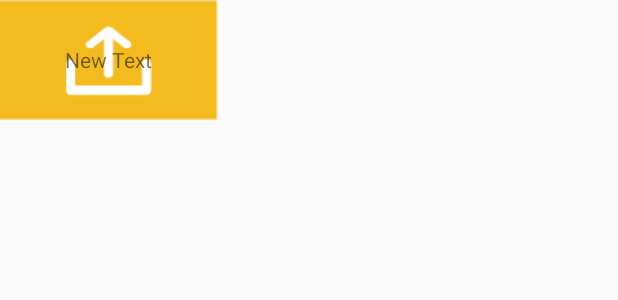
After one commit to leewk92/WhendRepository, an Android app: the layout item_gridsearch_schedule.xml on its own in the app's theme, with its tools: preview values and no code run, on a phone screen of 412 x 824 dp. The commit adds this screen. Shown: the top 300 px of the screen. Run offline under Robolectric (Android 15) with nearby library versions, the phone set to English and light mode, and no system bars.

Commit message:
전체적인 툴바 변경 서치변경 탭위젯 디자인변경

```diff
--- a/app/src/main/java/net/whend/soodal/whend/view/F1_Wall.java
+++ b/app/src/main/java/net/whend/soodal/whend/view/F1_Wall.java
@@ -37,7 +37,7 @@ public class F1_Wall extends Fragment {
     private Concise_Schedule_Adapter concise_schedule_adapter;
 
     private TextView mainactivity_title;
-    ImageView search_btn;
+    ImageView search_btn, back_btn;
     EditText search_text;
 
     public F1_Wall() {
@@ -91,6 +91,9 @@ public class F1_Wall extends Fragment {
 
         search_btn = (ImageView) getActivity().findViewById(R.id.search_btn);
         search_text = (EditText) getActivity().findViewById(R.id.search_text);
+        back_btn = (ImageView) getActivity().findViewById(R.id.back_btn);
+
+        back_btn.setVisibility(View.GONE);
 
         search_btn.setVisibility(View.INVISIBLE);
         search_text.setVisibility(View.INVISIBLE);
--- a/app/src/main/java/net/whend/soodal/whend/view/F3_Upload.java
+++ b/app/src/main/java/net/whend/soodal/whend/view/F3_Upload.java
@@ -21,7 +21,7 @@ public class F3_Upload extends Fragment {
     private FragmentTabHost mTabHost;
 
     TextView mainactivity_title;
-    ImageView search_btn;
+    ImageView search_btn, back_btn;
     EditText search_text;
 
     private View rootView;
@@ -50,9 +50,11 @@ public class F3_Upload extends Fragment {
 
         search_btn = (ImageView) getActivity().findViewById(R.id.search_btn);
         search_text = (EditText) getActivity().findViewById(R.id.search_text);
+        back_btn = (ImageView) getActivity().findViewById(R.id.back_btn);
 
         search_btn.setVisibility(View.INVISIBLE);
         search_text.setVisibility(View.INVISIBLE);
+        back_btn.setVisibility(View.GONE);
 
         Intent intent = new Intent(getActivity(),A1_UploadActivity.class);
         startActivityForResult(intent, 1);
--- a/app/src/main/java/net/whend/soodal/whend/view/F4_Notify.java
+++ b/app/src/main/java/net/whend/soodal/whend/view/F4_Notify.java
@@ -20,7 +20,7 @@ public class F4_Notify extends Fragment {
     private FragmentTabHost mTabHost;
 
     TextView mainactivity_title;
-    ImageView search_btn;
+    ImageView search_btn, back_btn;
     EditText search_text;
 
     private View rootView;
@@ -49,9 +49,11 @@ public class F4_Notify extends Fragment {
 
         search_btn = (ImageView) getActivity().findViewById(R.id.search_btn);
         search_text = (EditText) getActivity().findViewById(R.id.search_text);
+        back_btn = (ImageView) getActivity().findViewById(R.id.back_btn);
 
         search_btn.setVisibility(View.INVISIBLE);
         search_text.setVisibility(View.INVISIBLE);
+        back_btn.setVisibility(View.GONE);
 
         return rootView;
 
--- a/app/src/main/java/net/whend/soodal/whend/view/F5_Mypage.java
+++ b/app/src/main/java/net/whend/soodal/whend/view/F5_Mypage.java
@@ -20,7 +20,7 @@ public class F5_Mypage extends Fragment {
     private FragmentTabHost mTabHost;
 
     TextView mainactivity_title;
-    ImageView search_btn;
+    ImageView search_btn, back_btn;
     EditText search_text;
 
     private View rootView;
@@ -48,9 +48,11 @@ public class F5_Mypage extends Fragment {
 
         search_btn = (ImageView) getActivity().findViewById(R.id.search_btn);
         search_text = (EditText) getActivity().findViewById(R.id.search_text);
+        back_btn = (ImageView) getActivity().findViewById(R.id.back_btn);
 
         search_btn.setVisibility(View.INVISIBLE);
         search_text.setVisibility(View.INVISIBLE);
+        back_btn.setVisibility(View.GONE);
 
         return rootView;
     }
--- a/app/src/main/java/net/whend/soodal/whend/view/MainActivity.java
+++ b/app/src/main/java/net/whend/soodal/whend/view/MainActivity.java
@@ -19,6 +19,7 @@ public class MainActivity extends AppCompatActivity {
     private FragmentTabHost mTabHost;
     private EditText search_text;
     private ImageView search_btn;
+    private ImageView back_btn;
 
     @Override
     protected void onCreate(Bundle savedInstanceState) {
@@ -28,6 +29,7 @@ public class MainActivity extends AppCompatActivity {
 
         search_text = (EditText) findViewById(R.id.search_text);
         search_btn = (ImageView) findViewById(R.id.search_btn);
+        back_btn = (ImageView) findViewById(R.id.back_btn);
 
         mTabHost = (FragmentTabHost)findViewById(android.R.id.tabhost);
         mTabHost.setup(this, getSupportFragmentManager(), R.id.realtabcontent);
@@ -36,6 +38,7 @@ public class MainActivity extends AppCompatActivity {
 
         search_text.setVisibility(View.INVISIBLE);
         search_btn.setVisibility(View.INVISIBLE);
+        back_btn.setVisibility(View.GONE);
 
         setSupportActionBar(toolbar);
 
--- /dev/null
+++ b/app/src/main/res/layout/item_gridsearch_schedule.xml
@@ -0,0 +1,27 @@
+<?xml version="1.0" encoding="utf-8"?>
+<LinearLayout
+    xmlns:android="http://schemas.android.com/apk/res/android"
+    android:orientation="vertical"
+    android:layout_width="match_parent"
+    android:layout_height="match_parent"
+    android:clickable="false">
+
+    <FrameLayout
+        android:layout_width="wrap_content"
+        android:layout_height="wrap_content">
+
+        <ImageView
+            android:layout_width="wrap_content"
+            android:layout_height="wrap_content"
+            android:id="@+id/gridsearch_image"
+            android:src="@drawable/menu_importcalendar" />
+
+        <TextView
+            android:layout_width="wrap_content"
+            android:layout_height="wrap_content"
+            android:text="New Text"
+            android:id="@+id/gridsearch_text"
+            android:gravity="center_vertical|center_horizontal"
+            android:layout_gravity="center" />
+    </FrameLayout>
+</LinearLayout>
```
Also changed, not shown: app/src/main/java/net/whend/soodal/whend/form/Grid_Search_Adapter.java (added, +50 -0 lines), app/src/main/java/net/whend/soodal/whend/model/top/Grid_Search_Schedule.java (added, +30 -0 lines), app/src/main/java/net/whend/soodal/whend/view/F2_Search.java (+81 -33 lines), app/src/main/res/layout/activity_main.xml (+10 -1 lines), app/src/main/res/layout/f2_search_layout.xml (+8 -7 lines), 1 other file.
